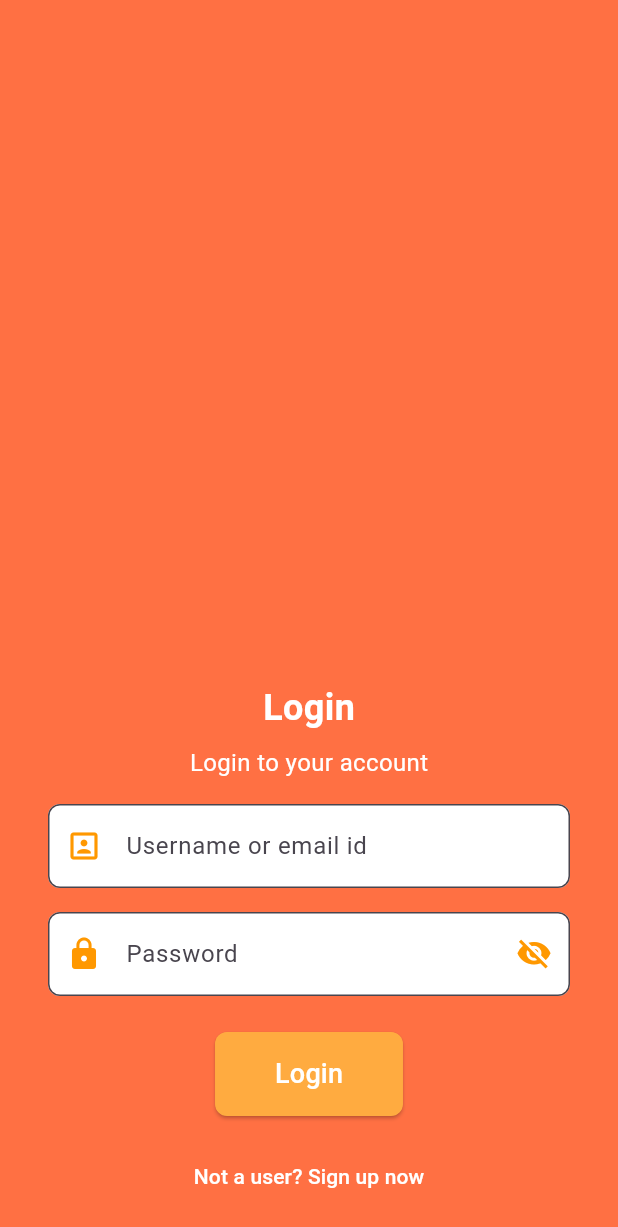
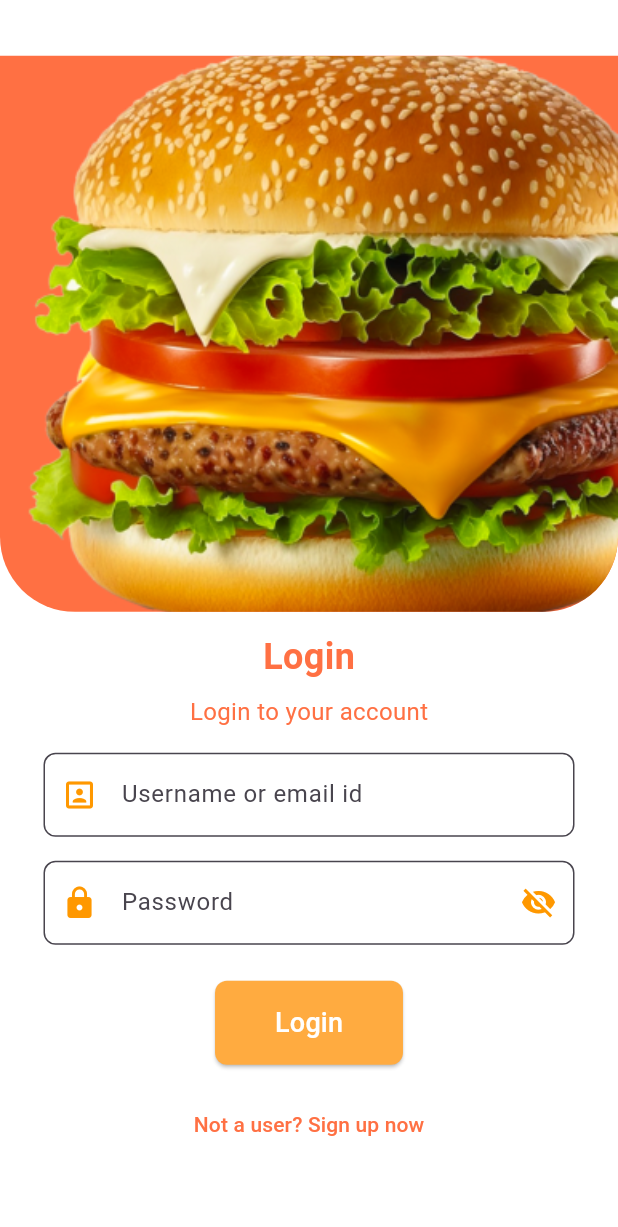
Before and after one commit to Prithvishankarmenon/Project--Flutter-internship, a Flutter app: the screen it shows after launch, after a tap on "Get Started", on a phone screen of 412 x 824 dp. Shown: the top 1227 px of the screen. Run offline on Flutter 3.47's test engine with Material 3 defaults, Android fonts, the phone set to English and light mode, and no system bars; our stand-ins replace shared_preferences; network calls fail.

Commit message:
added changes

```diff
--- a/Flutter Project/recipe_media/lib/GetStarted.dart
+++ b/Flutter Project/recipe_media/lib/GetStarted.dart
@@ -27,7 +27,7 @@ class GetStarted extends StatelessWidget {
                 SizedBox(height: 20),
                 Image.asset(
                   'assets/getstarted.png',
-                  fit: BoxFit.cover,
+                  fit: BoxFit.contain,
                   height: 409,
                   width: double.infinity,
                 ),
--- a/Flutter Project/recipe_media/lib/LoginPage.dart
+++ b/Flutter Project/recipe_media/lib/LoginPage.dart
@@ -15,47 +15,63 @@ class LoginPage extends StatefulWidget {
 }
 
 class _LoginPageState extends State<LoginPage> {
-  final userNamecmd = TextEditingController();
-  final passWordcmd = TextEditingController();
+  final userNameController = TextEditingController();
+  final passwordController = TextEditingController();
   final _formKey = GlobalKey<FormState>();
 
   @override
   Widget build(BuildContext context) {
     return Scaffold(
-      backgroundColor:  Colors.deepOrange[400],
+      backgroundColor: Colors.white,
+      //appBar: AppBar(backgroundColor: Colors.deepOrange[400],),
+      appBar: PreferredSize(preferredSize: Size.fromHeight(0), child: (AppBar())),
       body: Stack(
         children: [
+
           Column(
             mainAxisAlignment: MainAxisAlignment.center,
             children: [
-              const Spacer(), // Push the login form to the bottom
+              Container(
+            height: MediaQuery.of(context).size.height * 0.45,
+            decoration: BoxDecoration(
+              image:DecorationImage(image: AssetImage('assets/login.png'),fit: BoxFit.cover),
+              color: Colors.deepOrange[400],
+              borderRadius: BorderRadius.only(
+                bottomLeft: Radius.circular(50),
+                bottomRight: Radius.circular(50),
+
+              ),
+            ),
+              ),
+
+              // Push the login form to the bottom
               Padding(
-                padding: const EdgeInsets.all(16.0),
+                padding: const EdgeInsets.all(13.0),
                 child: Form(
                   key: _formKey,
                   child: Column(
                     children: [
-                      const Text(
+                      Text(
                         "Login",
                         style: TextStyle(
                           fontSize: 24,
                           fontWeight: FontWeight.bold,
-                          color: Colors.white,
+                          color: Colors.deepOrange[400],
                         ),
                       ),
                       const SizedBox(height: 8),
-                      const Text(
+                      Text(
                         "Login to your account",
                         style: TextStyle(
                           fontSize: 16,
-                          color: Colors.white,
+                          color: Colors.deepOrange[400],
                         ),
                       ),
                       const SizedBox(height: 16),
                       Padding(
                         padding: const EdgeInsets.symmetric(horizontal: 16.0),
                         child: TextFormField(
-                          controller: userNamecmd,
+                          controller: userNameController,
                           decoration: InputDecoration(
                             filled: true,
                             fillColor: Colors.white,
@@ -87,7 +103,7 @@ class _LoginPageState extends State<LoginPage> {
                         padding: const EdgeInsets.symmetric(horizontal: 16.0),
                         child: TextFormField(
                           obscureText: select,
-                          controller: passWordcmd,
+                          controller: passwordController,
                           decoration: InputDecoration(
                             filled: true,
                             fillColor: Colors.white,
@@ -112,7 +128,7 @@ class _LoginPageState extends State<LoginPage> {
                             ),
                             focusedErrorBorder: OutlineInputBorder(
                               borderRadius: BorderRadius.circular(8.0),
-                              borderSide: const BorderSide(color: Colors.white,width:1),
+                              borderSide: const BorderSide(color: Colors.white, width: 1),
                             ),
                             errorStyle: const TextStyle(color: Color.fromARGB(255, 0, 0, 0)),
                           ),
@@ -128,7 +144,7 @@ class _LoginPageState extends State<LoginPage> {
                       ElevatedButton(
                         onPressed: () async {
                           if (_formKey.currentState!.validate()) {
-                            if (correctUser == userNamecmd.text && correctPass == passWordcmd.text) {
+                            if (correctUser == userNameController.text && correctPass == passwordController.text) {
                               addDataTO(true);
                               Navigator.push(
                                 context,
@@ -163,9 +179,9 @@ class _LoginPageState extends State<LoginPage> {
                             MaterialPageRoute(builder: (context) => const Signin()),
                           );
                         },
-                        child: const Text(
+                        child: Text(
                           "Not a user? Sign up now",
-                          style: TextStyle(color: Colors.white),
+                          style: TextStyle(color: Colors.deepOrange[400]),
                         ),
                       ),
                     ],
--- a/Flutter Project/recipe_media/lib/Splash_screen.dart
+++ b/Flutter Project/recipe_media/lib/Splash_screen.dart
@@ -32,7 +32,7 @@ class _SplashScreenState extends State<SplashScreen> {
   @override
   Widget build(BuildContext context) {
     return Scaffold(
-      backgroundColor: Color.fromRGBO(251,109,59, 1.0),
+      backgroundColor: Color.fromRGBO(251, 109, 59, 1.0),
       body: Stack(
         children: [
           // Full screen image
@@ -42,13 +42,28 @@ class _SplashScreenState extends State<SplashScreen> {
               fit: BoxFit.cover,
             ),
           ),
-          // Centered image
+          // Centered image and text
           Center(
-            child: Image.asset(
-              'assets/splash1.png',
-              width: 200, // Set desired width
-              height: 200, // Set desired height
-             // fit: BoxFit.cover,
+            child: Column(
+              mainAxisSize: MainAxisSize.min,
+              children: [
+                Image.asset(
+                  'assets/splash1.png',
+                  width: 250, // Set desired width
+                  height: 150, // Set desired height
+                  fit: BoxFit.contain,
+                ),
+                SizedBox(height: 4), // Space between image and text
+                Text(
+                  'Tasty',
+                  style: TextStyle(
+                    fontSize: 50, // Set desired font size
+                    fontWeight: FontWeight.bold,
+                    fontStyle: FontStyle.italic, // Set desired font weight
+                    color: Colors.white, // Set desired text color
+                  ),
+                ),
+              ],
             ),
           ),
         ],
--- a/Flutter Project/recipe_media/pubspec.yaml
+++ b/Flutter Project/recipe_media/pubspec.yaml
@@ -64,6 +64,7 @@ flutter:
     - assets/getstarted.png
     - assets/splash1.png
     - assets/splash2.png
+    - assets/login.png
 
 
   # An image asset can refer to one or more resolution-specific "variants", see
```
Also changed, not shown: Flutter Project/recipe_media/assets/login.png (added).
